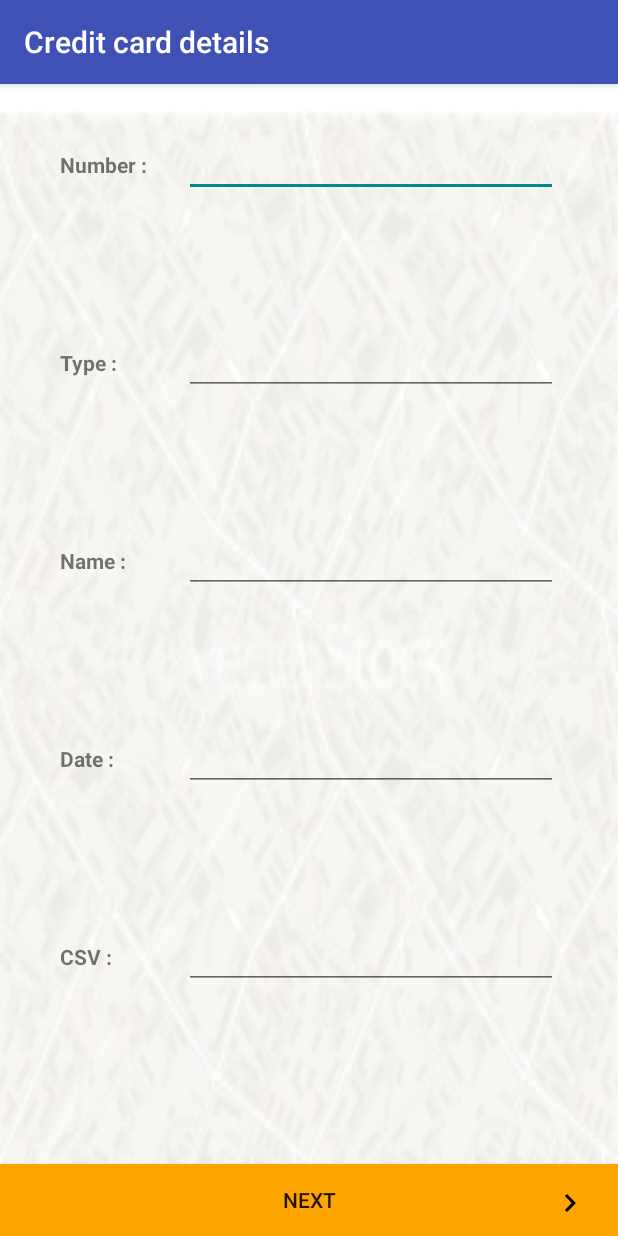
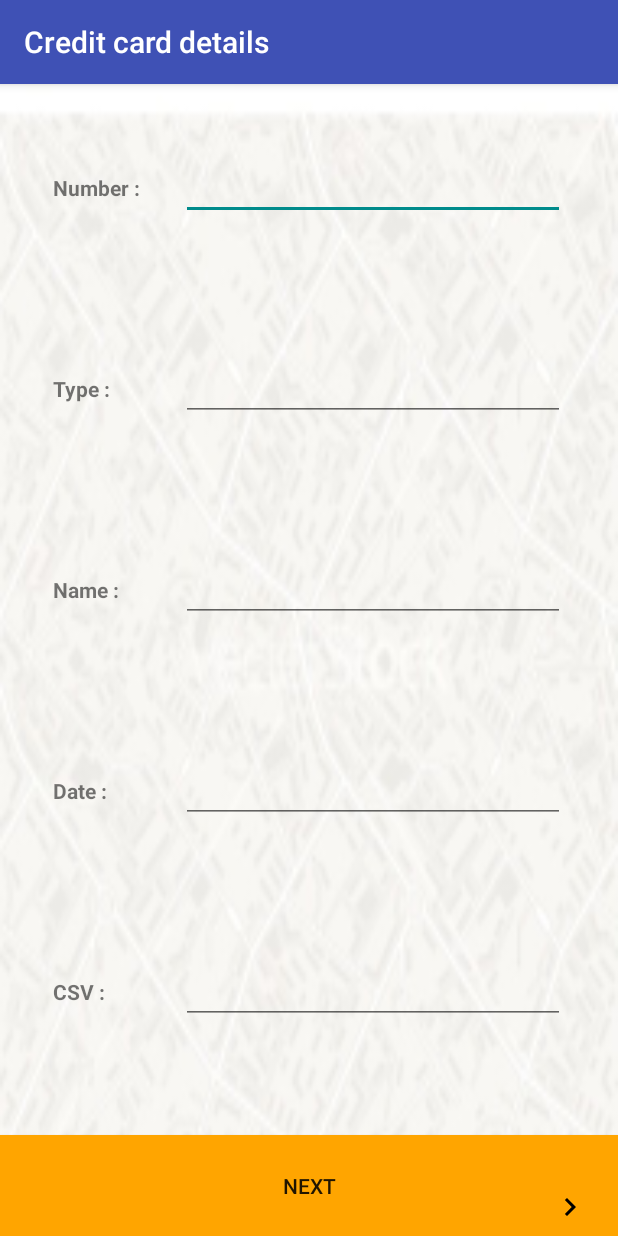
Before and after one commit to DroidUcation/dinagrinboim, an Android app: the UserCreditCardDetails screen opened directly, with no data from a screen before it, on a phone screen of 412 x 824 dp. Run offline under Robolectric (Android 15) with nearby library versions, the phone set to English and light mode, and no system bars; our stand-ins replace Firebase (no records; nobody signed in at launch, a user with empty details on screens opened directly).

Commit message:
new changes

```diff
--- a/Pickage/app/src/main/java/app/pickage/com/pickage/MessengerActivities/getUserPackage.java
+++ b/Pickage/app/src/main/java/app/pickage/com/pickage/MessengerActivities/getUserPackage.java
@@ -42,7 +42,7 @@ public class GetUserPackage extends AppCompatActivity implements View.OnClickLis
         setContentView(R.layout.activity_get_user_package);
         Button btnGetPackage = (Button) findViewById(R.id.btnGetPackage);
         btnGetPackage.setOnClickListener(this);
-        Button btnDeclinePackage = (Button) findViewById(R.id.btnDeclinePackage);
+        Button btnDeclinePackage = (Button) findViewById(R.id.btnDiclinePackage);
         btnDeclinePackage.setOnClickListener(this);
         mDatabase = FirebaseDatabase.getInstance().getReference();
 
@@ -89,7 +89,7 @@ public class GetUserPackage extends AppCompatActivity implements View.OnClickLis
                 intent.putExtra("PACKAGE_KEY", keyPackage);
                 startActivity(intent);
                 break;
-            case R.id.btnDeclinePackage:
+            case R.id.btnDiclinePackage:
                 mDatabase.child("packages").child(keyPackage).child("packageStatus").setValue("DECLINE");
                 break;
         }
--- a/Pickage/app/src/main/java/app/pickage/com/pickage/UserActivities/UploadImg.java
+++ b/Pickage/app/src/main/java/app/pickage/com/pickage/UserActivities/UploadImg.java
@@ -168,8 +168,4 @@ public class UploadImg extends AppCompatActivity {
             }
         }
     }
-    public void loginBtn(View view) {
-        Intent i = new Intent(UploadImg.this, LoginUserActivity.class);
-        startActivity(i);
-    }
 }
--- a/Pickage/app/src/main/res/layout/activity_user_credit_card_details.xml
+++ b/Pickage/app/src/main/res/layout/activity_user_credit_card_details.xml
@@ -5,6 +5,11 @@
     android:layout_height="match_parent"
     android:background="@drawable/alphabkimg"
     tools:context="app.pickage.com.pickage.UserActivities.UserCreditCardDetails">
+
+    <ScrollView
+        android:layout_width="match_parent"
+        android:layout_height="match_parent"
+        android:fillViewport="true">
 
     <LinearLayout
         android:layout_width="match_parent"
@@ -17,8 +22,7 @@
         android:layout_width="fill_parent"
         android:layout_height="0dp"
         android:layout_weight="1"
-        android:layout_marginRight="20dp"
-        android:layout_marginLeft="20dp"
+        android:padding="15dp"
         android:orientation="horizontal" >
 
         <TextView
@@ -46,8 +50,7 @@
         android:layout_width="fill_parent"
         android:layout_height="0dp"
         android:layout_weight="1"
-        android:layout_marginRight="20dp"
-        android:layout_marginLeft="20dp"
+        android:padding="15dp"
         android:orientation="horizontal" >
 
         <TextView
@@ -75,8 +78,7 @@
         android:layout_width="fill_parent"
         android:layout_height="0dp"
         android:layout_weight="1"
-        android:layout_marginRight="20dp"
-        android:layout_marginLeft="20dp"
+        android:padding="15dp"
         android:orientation="horizontal" >
 
         <TextView
@@ -104,8 +106,7 @@
         android:layout_width="fill_parent"
         android:layout_height="0dp"
         android:layout_weight="1"
-        android:layout_marginRight="20dp"
-        android:layout_marginLeft="20dp"
+        android:padding="15dp"
         android:orientation="horizontal" >
 
         <TextView
@@ -133,9 +134,7 @@
         android:layout_width="fill_parent"
         android:layout_height="0dp"
         android:layout_weight="1"
-        android:layout_marginBottom="30dp"
-        android:layout_marginRight="20dp"
-        android:layout_marginLeft="20dp"
+        android:padding="15dp"
         android:orientation="horizontal" >
 
         <TextView
@@ -155,25 +154,25 @@
             android:lines="1"
             android:layout_marginRight="20dp"
             android:maxLines="1" />
-
     </LinearLayout>
 
         <Button
-            android:layout_width="match_parent"
-            android:layout_height="wrap_content"
+            android:layout_width="fill_parent"
+            android:layout_height="0dp"
+            android:layout_weight="0.5"
             android:layout_alignParentBottom="true"
             android:background="@color/orange"
             android:onClick="creditCardDetailsBtnNext"
             android:text="NEXT"/>
-
     </LinearLayout>
+    </ScrollView>
 
     <ImageView
         android:layout_width="wrap_content"
         android:layout_height="wrap_content"
         android:layout_alignParentBottom="true"
         android:layout_alignParentRight="true"
-        android:layout_marginBottom="10dp"
+        android:layout_marginBottom="7dp"
         android:layout_marginRight="20dp"
         android:src="@drawable/ic_navigate_next_black_24dp"/>
 </RelativeLayout>
--- a/Pickage/app/src/main/res/layout/activity_user_current_location.xml
+++ b/Pickage/app/src/main/res/layout/activity_user_current_location.xml
@@ -23,13 +23,13 @@
         android:layout_width="fill_parent"
         android:layout_height="0dp"
         android:layout_weight="1"
+        android:layout_marginBottom="10dp"
         android:orientation="horizontal" >
 
         <ImageView
             android:layout_width="0dp"
             android:layout_height="wrap_content"
             android:layout_weight="1"
-            android:layout_marginTop="10dp"
             android:src="@drawable/ic_location_on_black_24dp"/>
 
         <TextView
@@ -49,6 +49,7 @@
             android:cursorVisible="false"
             android:focusable="false"
             android:layout_marginRight="20dp"
+            android:background="#80F0F8FF"
             android:focusableInTouchMode="false"/>
     </LinearLayout>
 
@@ -63,7 +64,6 @@
             android:layout_width="0dp"
             android:layout_height="wrap_content"
             android:layout_weight="1"
-            android:layout_marginTop="10dp"
             android:src="@drawable/ic_location_on_black_24dp"/>
 
         <TextView
@@ -83,6 +83,7 @@
             android:cursorVisible="false"
             android:focusable="false"
             android:layout_marginRight="20dp"
+            android:background="#80F0F8FF"
             android:focusableInTouchMode="false"/>
     </LinearLayout>
 
```
Also changed, not shown: Pickage/app/src/main/java/app/pickage/com/pickage/UserActivities/LoginUserActivity.java (+14 -4 lines), Pickage/app/src/main/res/layout/activity_get_user_package.xml (+15 -15 lines), Pickage/app/src/main/res/layout/activity_upload_img.xml (+2 -15 lines), Pickage/app/src/main/res/layout/activity_upload_mess_img.xml (+0 -13 lines), Pickage/app/src/main/res/drawable-xxhdpi/icon.png (added), Pickage/app/src/main/res/mipmap-hdpi/ic_launcher.png, Pickage/app/src/main/res/mipmap-mdpi/ic_launcher.png, Pickage/app/src/main/res/mipmap-xhdpi/ic_launcher.png, Pickage/app/src/main/res/mipmap-xxhdpi/ic_launcher.png, Pickage/app/src/main/res/mipmap-xxxhdpi/ic_launcher.png.
